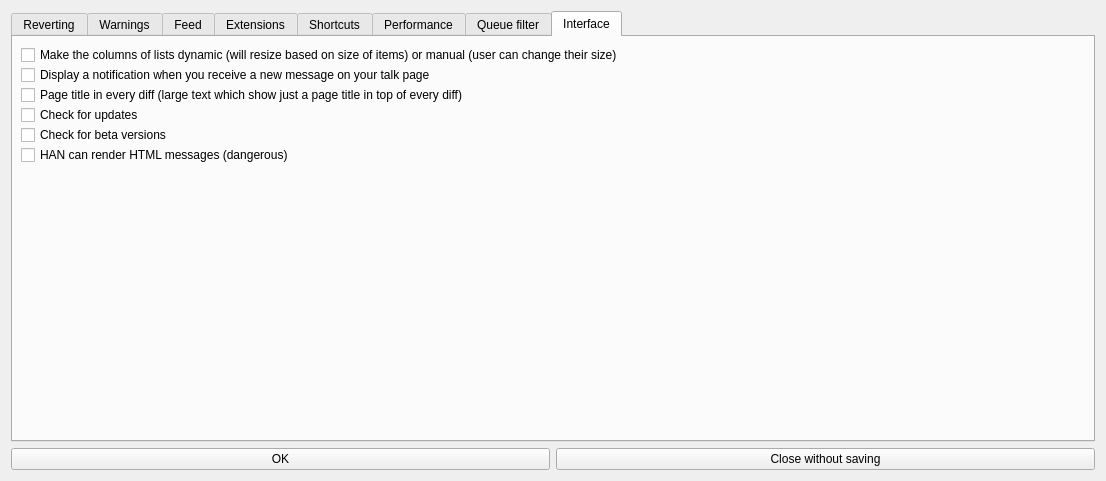
Before: the Qt Designer form huggle/preferences.ui in huggle/huggle3-qt-lx, drawn with Qt 5.
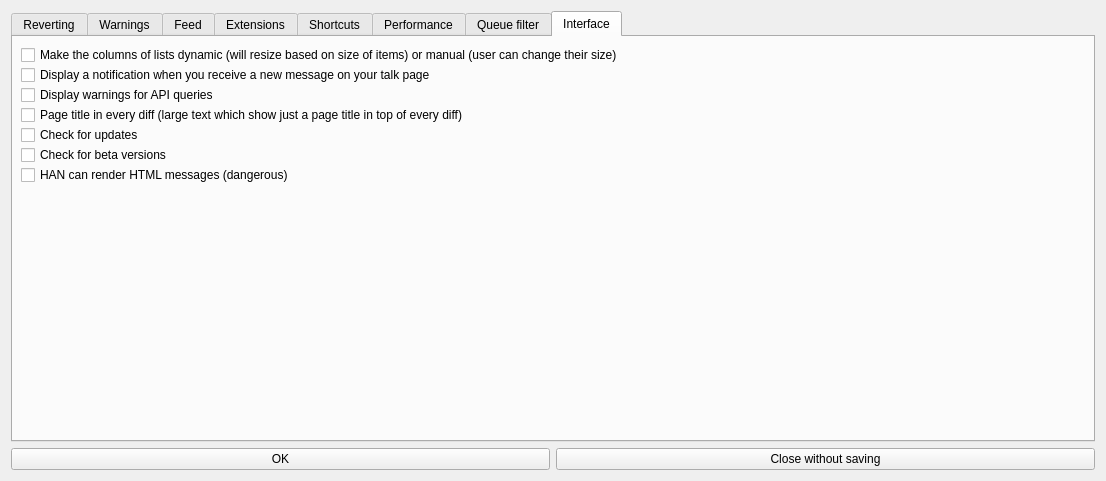
After: the same form once the commit is applied. The open tabs and pages were chosen to show the change. Icons and pictures are not drawn.

Commit message: make it possible to display API warnings

The edit to the form file:
```diff
--- a/huggle/preferences.ui
+++ b/huggle/preferences.ui
@@ -693,6 +693,13 @@
          </property>
         </widget>
        </item>
+       <item>
+        <widget class="QCheckBox" name="checkBox_6">
+         <property name="text">
+          <string>Display warnings for API queries</string>
+         </property>
+        </widget>
+       </item>
        <item>
         <widget class="QCheckBox" name="checkBox_23">
          <property name="text">
```
The commit also changes 4 other files.
